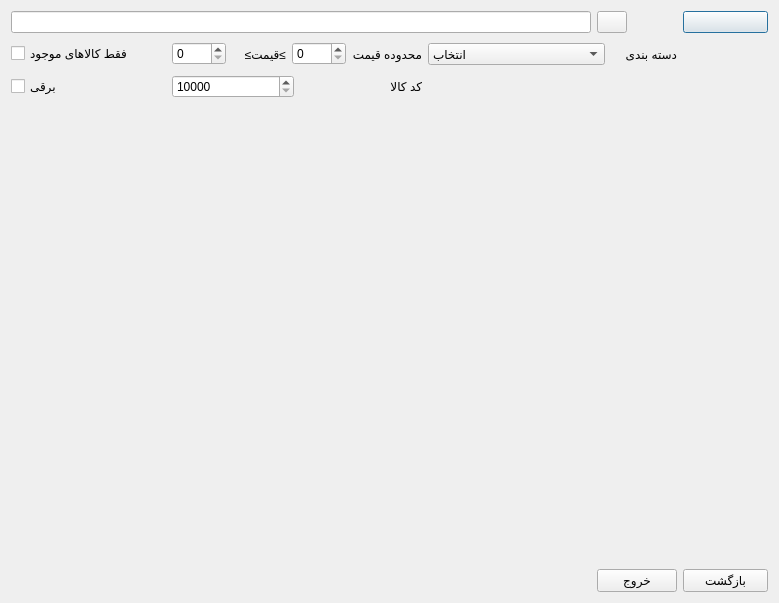
Old version of the form searchdialog.ui in the repository Alireza8hi/Project-DigiKala.
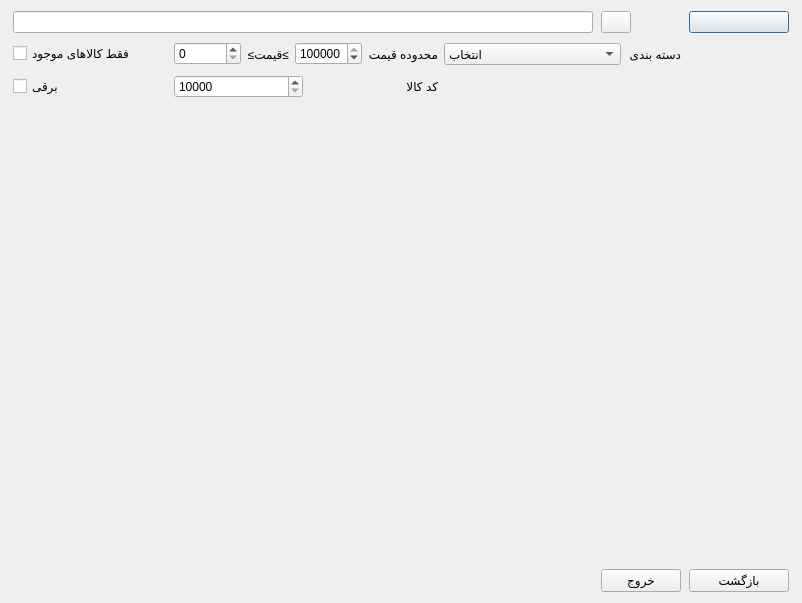
New version of the form. Icons and pictures are not drawn.

Diff of the .ui file:
```diff
--- a/searchdialog.ui
+++ b/searchdialog.ui
@@ -6,7 +6,7 @@
    <rect>
     <x>0</x>
     <y>0</y>
-    <width>779</width>
+    <width>802</width>
     <height>603</height>
    </rect>
   </property>
@@ -171,6 +171,9 @@
          <property name="maximum">
           <number>99999</number>
          </property>
+         <property name="value">
+          <number>10000</number>
+         </property>
         </widget>
        </item>
        <item>
@@ -185,7 +188,11 @@
      <item row="1" column="1">
       <layout class="QHBoxLayout" name="horizontalLayout_3">
        <item>
-        <widget class="QSpinBox" name="MinPriceSB"/>
+        <widget class="QSpinBox" name="MinPriceSB">
+         <property name="maximum">
+          <number>100000000</number>
+         </property>
+        </widget>
        </item>
        <item>
         <widget class="QLabel" name="PriceRangeLbl2">
@@ -207,7 +214,14 @@
         </widget>
        </item>
        <item>
-        <widget class="QSpinBox" name="MaxPriceSB"/>
+        <widget class="QSpinBox" name="MaxPriceSB">
+         <property name="maximum">
+          <number>100000000</number>
+         </property>
+         <property name="value">
+          <number>100000000</number>
+         </property>
+        </widget>
        </item>
        <item>
         <widget class="QLabel" name="PriceRangeLbl">
```
